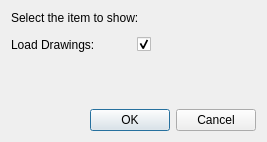
First picture: the form in src/select_item_dialog_base.ui, repository lparchaeology/ArkPlan, before the edit.
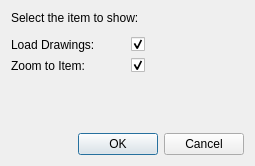
Second picture: the form after the edit. Custom widgets are drawn as their Qt base class.

Commit message: Add new Load Item Dialog

The edit to the form file:
```diff
--- a/src/select_item_dialog_base.ui
+++ b/src/select_item_dialog_base.ui
@@ -6,8 +6,8 @@
    <rect>
     <x>0</x>
     <y>0</y>
-    <width>267</width>
-    <height>142</height>
+    <width>255</width>
+    <height>166</height>
    </rect>
   </property>
   <property name="windowTitle">
@@ -25,16 +25,33 @@
     <widget class="QWidget" name="widget" native="true"/>
    </item>
    <item>
-    <layout class="QHBoxLayout" name="horizontalLayout">
-     <item>
-      <widget class="QLabel" name="label_2">
+    <layout class="QGridLayout" name="gridLayout">
+     <item row="0" column="1">
+      <widget class="QCheckBox" name="loadDrawingCheck">
+       <property name="text">
+        <string/>
+       </property>
+       <property name="checked">
+        <bool>true</bool>
+       </property>
+      </widget>
+     </item>
+     <item row="0" column="0">
+      <widget class="QLabel" name="loadDrawingLabel">
        <property name="text">
         <string>Load Drawings:</string>
        </property>
       </widget>
      </item>
-     <item>
-      <widget class="QCheckBox" name="checkBox">
+     <item row="1" column="0">
+      <widget class="QLabel" name="zoomItemLabel">
+       <property name="text">
+        <string>Zoom to Item:</string>
+       </property>
+      </widget>
+     </item>
+     <item row="1" column="1">
+      <widget class="QCheckBox" name="zoomItemCheck">
        <property name="text">
         <string/>
        </property>
@@ -70,6 +87,19 @@
    </item>
   </layout>
  </widget>
+ <customwidgets>
+  <customwidget>
+   <class>SelectItemWidget</class>
+   <extends>QWidget</extends>
+   <header>select_item_widget.h</header>
+   <container>1</container>
+  </customwidget>
+ </customwidgets>
+ <tabstops>
+  <tabstop>loadDrawingCheck</tabstop>
+  <tabstop>zoomItemCheck</tabstop>
+  <tabstop>buttonBox</tabstop>
+ </tabstops>
  <resources/>
  <connections>
   <connection>
```
Left out of the diff: 24 changed lines with no effect on the pictures. The commit also changes 10 other files.
